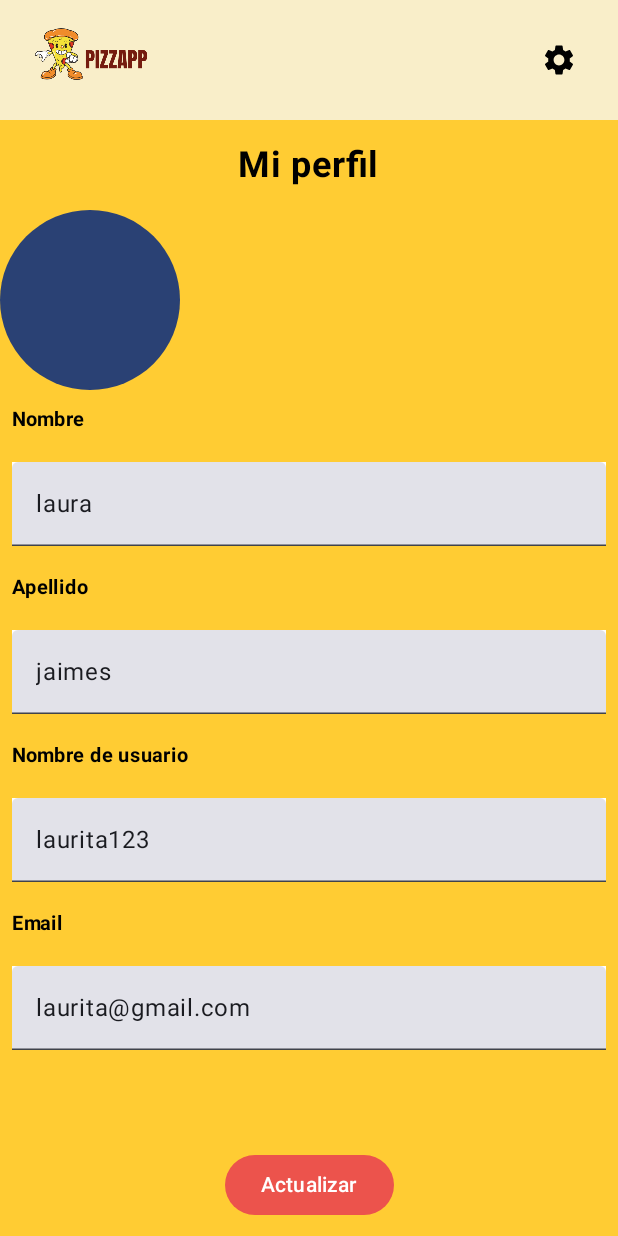
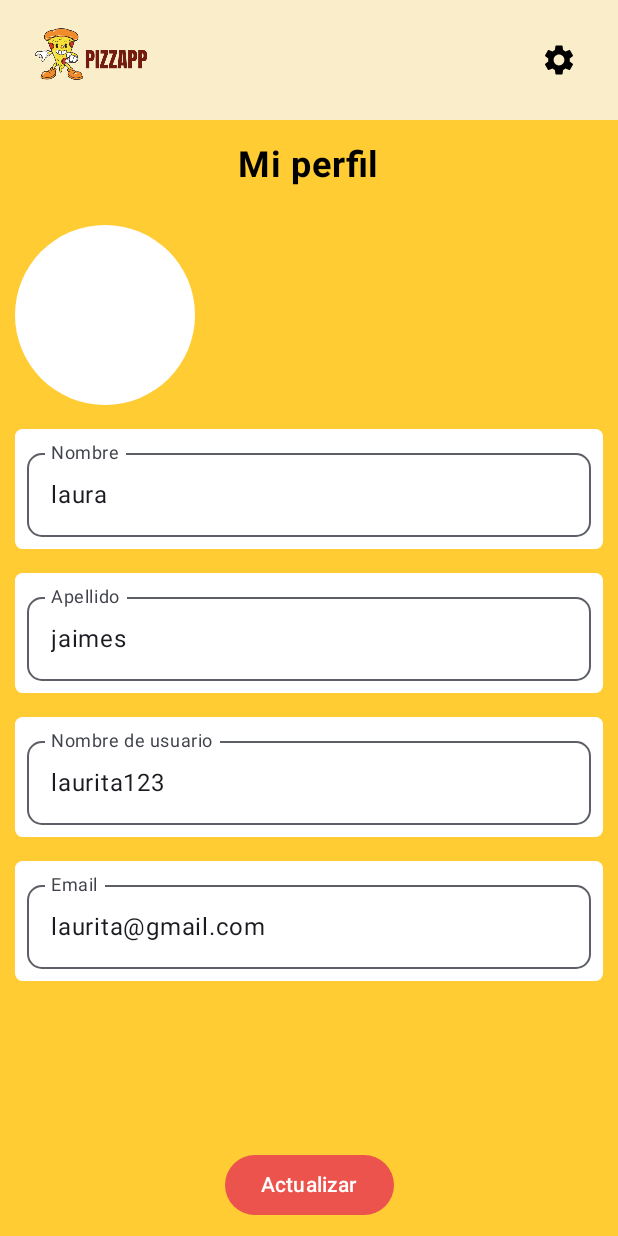
Before and after one commit to mayra-Sanchez/PizzApp, an Android app built with Jetpack Compose: the MyProfileScreen screen opened through its navigation route, on a phone screen of 412 x 824 dp. Run offline under Robolectric (Android 15) with nearby library versions, the phone set to English and light mode, and no system bars; our stand-ins replace Firebase (no records; nobody signed in at launch, a user with empty details on screens opened directly); libraries missing offline, so code that uses them is left out: androidx.camera.core, androidx.camera.view; pictures from the network do not load.

Commit message:
image with galery

```diff
--- a/app/src/main/AndroidManifest.xml
+++ b/app/src/main/AndroidManifest.xml
@@ -7,6 +7,9 @@ xmlns:tools="http://schemas.android.com/tools">
     android:name="android.hardware.camera"
     android:required="false" />
 <uses-permission android:name="android.permission.CAMERA"/>
+    <uses-permission android:name="android.permission.READ_EXTERNAL_STORAGE"/>
+    <uses-permission android:name="android.permission.WRITE_EXTERNAL_STORAGE"/>
+
 <application
     android:allowBackup="true"
     android:dataExtractionRules="@xml/data_extraction_rules"
--- a/app/src/main/java/com/example/pizzapp/Screen/MyProfileScreen.kt
+++ b/app/src/main/java/com/example/pizzapp/Screen/MyProfileScreen.kt
@@ -43,26 +43,37 @@ import com.example.pizzapp.R
 import com.example.pizzapp.decodeJWT
 import com.example.pizzapp.navbar.Navbar
 import android.Manifest
+import android.graphics.Bitmap
+import android.graphics.ImageDecoder
+import android.os.Build
+import android.util.Log
 import android.view.ViewGroup
+import androidx.activity.compose.rememberLauncherForActivityResult
+import androidx.activity.result.contract.ActivityResultContracts
 import androidx.camera.core.ImageCapture
 import androidx.camera.core.ImageCaptureException
 import androidx.camera.core.Preview
 import androidx.camera.view.LifecycleCameraController
 import androidx.camera.view.PreviewView
+import androidx.compose.foundation.layout.Spacer
+import androidx.compose.foundation.layout.height
+import androidx.compose.foundation.shape.RoundedCornerShape
+import androidx.compose.foundation.text.KeyboardOptions
 import androidx.compose.material3.AlertDialog
 import androidx.compose.material3.FloatingActionButton
 import androidx.compose.material3.Scaffold
 import androidx.compose.runtime.LaunchedEffect
 import androidx.compose.ui.platform.LocalLifecycleOwner
+import androidx.compose.ui.text.input.KeyboardType
 import androidx.compose.ui.viewinterop.AndroidView
 import androidx.core.content.ContextCompat
 import androidx.lifecycle.LifecycleOwner
 import com.google.accompanist.permissions.ExperimentalPermissionsApi
 import com.google.accompanist.permissions.rememberPermissionState
 import com.google.accompanist.permissions.isGranted
-import com.google.gson.Gson
 import java.io.File
 import java.util.concurrent.Executor
+
 
 
 @Composable
@@ -70,20 +81,25 @@ fun MyProfileScreen(navController: NavController) {
     var isCameraOpen by remember { mutableStateOf(false) } // Asume que el token JWT es pasado como argumento
     val context = LocalContext.current
 //    val userData = decodeJWT(jwtToken) // Decodifica la información del usuario desde el token JWT
-//
-//    // Variables para almacenar los datos del usuario
+//      Variables para almacenar los datos del usuario
 //    var email by remember { mutableStateOf(userData?.get("email") as? String ?: "") }
 //    var isValidEmail by remember { mutableStateOf(false) }
 //    var nombreUsuario by remember { mutableStateOf(userData?.get("nombreUsuario") as? String ?: "") }
 //    var isValidPassword by remember { mutableStateOf(false) }
 //    var nombre by remember { mutableStateOf(userData?.get("nombre") as? String ?: "") }
 //    var apellido by remember { mutableStateOf(userData?.get("apellido") as? String ?: "") }
-     var email = "laurita@gmail.com"
+    var email = "laurita@gmail.com"
     var nombre = "laura"
     var apellido = "jaimes"
     var nombreUsuario = "laurita123"
 
     var photoUri by remember { mutableStateOf<Uri?>(null) }
+
+    val galleryLauncher = rememberLauncherForActivityResult(
+        contract = ActivityResultContracts.GetContent()
+    ) { uri: Uri? ->
+        uri?.let { photoUri = it }
+    }
 
     Column(
         modifier = Modifier
@@ -109,7 +125,6 @@ fun MyProfileScreen(navController: NavController) {
                         .padding(16.dp)
                         .align(Alignment.CenterHorizontally)
                 )
-
                 LazyColumn(
                     modifier = Modifier
                         .weight(1f) // Esto asigna un peso de 1 a LazyColumn
@@ -123,54 +138,56 @@ fun MyProfileScreen(navController: NavController) {
                         ) {
                             Column(
                                 modifier = Modifier
-                                    .fillMaxWidth()
+                                    .fillMaxWidth().padding(10.dp)
                             ) {
                                 ProfileImage(
                                     imageUri = photoUri,
-                                    onImageSelected = { selectedImageUri ->
-                                        photoUri = selectedImageUri
+                                    onImageSelected = { galleryLauncher.launch("image/*")
                                     },
                                     onCameraSelected = { isCameraOpen = true } // Maneja la selección de cámara
                                 )
-                                Text(
-                                    text = "Nombre",
-                                    fontSize = 13.sp,
-                                    fontWeight = FontWeight.Bold,
-                                    modifier = Modifier
-                                        .align(Alignment.Start)
-                                        .padding(8.dp)
-                                )
-                                ActualizarTexto(nombre, onValueChange = { nombre = it })
-                                Text(
-                                    text = "Apellido",
-                                    fontSize = 13.sp,
-                                    fontWeight = FontWeight.Bold,
-                                    modifier = Modifier
-                                        .align(Alignment.Start)
-                                        .padding(8.dp)
-                                )
-                                ActualizarTexto(apellido, onValueChange = { apellido = it })
-                                Text(
-                                    text = "Nombre de usuario",
-                                    fontSize = 13.sp,
-                                    fontWeight = FontWeight.Bold,
-                                    modifier = Modifier
-                                        .align(Alignment.Start)
-                                        .padding(8.dp)
-                                )
+                                Spacer(modifier = Modifier.height(16.dp))
+//                                Text(
+//                                    text = "Nombre",
+//                                    fontSize = 13.sp,
+//                                    fontWeight = FontWeight.Bold,
+//                                    modifier = Modifier
+//                                        .align(Alignment.Start)
+//                                        .padding(8.dp)
+//                                )
+                                ActualizarTexto(nombre, onValueChange = { nombre = it }, "Nombre")
+                                Spacer(modifier = Modifier.height(16.dp))
+//                                Text(
+//                                    text = "Apellido",
+//                                    fontSize = 13.sp,
+//                                    fontWeight = FontWeight.Bold,
+//                                    modifier = Modifier
+//                                        .align(Alignment.Start)
+//                                        .padding(8.dp)
+//                                )
+                                ActualizarTexto(apellido, onValueChange = { apellido = it }, "Apellido")
+                                Spacer(modifier = Modifier.height(16.dp))
+//                                Text(
+//                                    text = "Nombre de usuario",
+//                                    fontSize = 13.sp,
+//                                    fontWeight = FontWeight.Bold,
+//                                    modifier = Modifier
+//                                        .align(Alignment.Start)
+//                                        .padding(8.dp)
+//                                )
                                 ActualizarTexto(
                                     nombreUsuario,
-                                    onValueChange = { nombreUsuario = it })
-                                Text(
-                                    text = "Email",
-                                    fontSize = 13.sp,
-                                    fontWeight = FontWeight.Bold,
-                                    modifier = Modifier
-                                        .align(Alignment.Start)
-                                        .padding(8.dp)
-                                )
-                                ActualizarTexto(email, onValueChange = { email = it })
-
+                                    onValueChange = { nombreUsuario = it }, "Nombre de usuario")
+                                Spacer(modifier = Modifier.height(16.dp))
+//                                Text(
+//                                    text = "Email",
+//                                    fontSize = 13.sp,
+//                                    fontWeight = FontWeight.Bold,
+//                                    modifier = Modifier
+//                                        .align(Alignment.Start)
+//                                        .padding(8.dp)
+//                                )
+                                ActualizarTexto(email, onValueChange = { email = it }, "Email")
 
                             }
                         }
@@ -188,63 +205,63 @@ fun MyProfileScreen(navController: NavController) {
         }
     }
     if (isCameraOpen) {
-        HomeCamera()
+        HomeCamera(navController = navController)
     }
 }
 
 @Composable
 fun ProfileImage(
     imageUri: Uri?,
-    onImageSelected: (Uri) -> Unit,
-    onCameraSelected: () -> Unit // Agrega un callback para manejar la selección de cámara
+    onImageSelected: () -> Unit,
+    onCameraSelected: () -> Unit
 ) {
     var showDialog by remember { mutableStateOf(false) }
 
     val onImageOptionSelected: (ImageOption) -> Unit = { imageOption ->
         when (imageOption) {
             ImageOption.Camera -> {
-                // Al seleccionar la cámara, llama al callback para abrir la cámara en MyProfileScreen
                 onCameraSelected()
                 showDialog = false
             }
             ImageOption.Gallery -> {
-                // Lógica para abrir la galería y seleccionar una imagen
-                // ...
-                // val selectedImageUri = Obtener la URI de la imagen seleccionada desde la galería
-                // onImageSelected(selectedImageUri)
+                onImageSelected()
                 showDialog = false
             }
         }
         showDialog = false
     }
-
-    Box(
-        modifier = Modifier
-            .size(120.dp)
-            .clip(CircleShape)
-            .background(MaterialTheme.colorScheme.primary)
-            .clickable {
-                showDialog = true
-            }
-    ) {
-        if (showDialog) {
+    Box(modifier = Modifier
+        .size(120.dp)
+        .clip(CircleShape)
+        .background(Color(255,255,255))
+        .clickable { showDialog = true },
+        contentAlignment = Alignment.Center
+    ){
+        imageUri?.let {
+            androidx.compose.foundation.Image(
+                painter = rememberImagePainter(it),
+                contentDescription = "Imagen de perfil",
+                modifier = Modifier
+                    .size(120.dp)
+                    .clip(CircleShape))
+        }
+        if(showDialog){
             ImageSelectionDialog(onImageOptionSelected)
         }
     }
 }
-// Enum para representar las opciones de imagen (cámara o galería)
+
 enum class ImageOption {
     Camera,
     Gallery
 }
 
-// Diálogo para seleccionar entre cámara o galería
 @Composable
 fun ImageSelectionDialog(
-    onImageOptionSelected: (ImageOption) -> Unit
+    onImageOptionSelected: (ImageOption) -> Unit,
 ) {
     AlertDialog(
-        onDismissRequest = { /* No hacer nada al cerrar el diálogo */ },
+        onDismissRequest = { },
         title = { Text(text = "Seleccionar imagen") },
         text = {
             Column {
@@ -273,26 +290,33 @@ fun ImageSelectionDialog(
         dismissButton = {}
     )
 }
+
+//TODO LO DE CAMARA ---------------------------------------------------------------------------------------
 @OptIn(ExperimentalPermissionsApi::class, ExperimentalMaterial3Api::class)
 @Composable
-fun HomeCamera() {
+fun HomeCamera(navController: NavController) {
     val permissionState = rememberPermissionState(permission = Manifest.permission.CAMERA)
-
     val context = LocalContext.current
     val cameraController = remember {
         LifecycleCameraController(context)
     }
     val lifecycle = LocalLifecycleOwner.current
-
     LaunchedEffect(Unit) {
         permissionState.launchPermissionRequest()
     }
     Scaffold(modifier = Modifier.fillMaxSize(), floatingActionButton = {
         FloatingActionButton(onClick = {
             val executor = ContextCompat.getMainExecutor(context)
-            takePicture(cameraController, executor, context)
+            takePicture(
+                cameraController,
+                executor,
+                context,
+                navController,
+                updateProfileImage = { uri ->
+                    updateProfileImageAndNavigate(uri, navController)
+                })
         }) {
-            Text(text = "Camara!")
+            Text(text = "Tomar foto")
         }
     }) {
         if (permissionState.status.isGranted) {
@@ -302,11 +326,17 @@ fun HomeCamera() {
         }
     }
 }
+fun updateProfileImageAndNavigate(uri: Uri, navController: NavController) {
+    Log.d("CameraDEMO", "updateProfileImageAndNavigate: uri = $uri")
+    navController.navigate("mi_perfil")
+}
 
 private fun takePicture(
     cameraController: LifecycleCameraController,
     executor: Executor,
-    context: Context
+    context: Context,
+    navController: NavController,
+    updateProfileImage: (Uri) -> Unit
 ) {
     val outputDirectory = File(context.filesDir, "imagenes_tomadas") // Directorio para guardar las imágenes
     outputDirectory.mkdirs() // Crea el directorio si no existe
@@ -320,13 +350,16 @@ private fun takePicture(
         executor,
         object : ImageCapture.OnImageSavedCallback {
             override fun onImageSaved(outputFileResults: ImageCapture.OutputFileResults) {
-                println(outputFileResults.savedUri)
-                Toast.makeText(context, "Imagen guardada", Toast.LENGTH_LONG).show()
+                outputFileResults.savedUri?.let { uri ->
+                    Log.d("CameraDemo", "Imagen guardada: uri = $uri")
+                    Toast.makeText(context, "Imagen guardada", Toast.LENGTH_LONG).show()
+                    updateProfileImage(uri)
+                }
             }
-
             override fun onError(exception: ImageCaptureException) {
-                println("Error al guardar la imagen: ${exception.message}")
-                Toast.makeText(context, "Error al guardar la imagen", Toast.LENGTH_LONG).show()
+                // Manejar el error
+                val msg = "Error al guardar la imagen: ${exception.message}"
+                Toast.makeText(context, msg, Toast.LENGTH_LONG).show()
             }
         }
     )
@@ -350,8 +383,7 @@ fun CamaraComposable(
 
         previewView })
 }
-
-
+//-----------------------------------------------------------------------------------------------------------------------------------
 @Composable
 fun ButtonUpdate(
     context: Context,
@@ -361,7 +393,6 @@ fun ButtonUpdate(
     nombreUsuario: String,
     navController: NavController
 ){
-
     Row(
         Modifier
             .fillMaxWidth()
@@ -380,18 +411,24 @@ fun ButtonUpdate(
     }
 }
 
+
 @OptIn(ExperimentalMaterial3Api::class)
 @Composable
 fun ActualizarTexto(
     value: String,
-    onValueChange: (String) -> Unit
+    onValueChange: (String) -> Unit,
+    label: String
 ) {
-    TextField(
+    OutlinedTextField(
         value = value,
         onValueChange = onValueChange,
+        shape = RoundedCornerShape(10.dp),
+        keyboardOptions = KeyboardOptions(keyboardType = KeyboardType.Text),
+        label = { Text(label) },
+        singleLine = true,
+        maxLines = 1,
         modifier = Modifier
-            .fillMaxWidth()
+            .fillMaxWidth().background(Color.White, RoundedCornerShape(5.dp))
             .padding(8.dp)
-            .background(Color.White) // Añade este modificador
     )
 }
--- a/app/src/main/java/com/example/pizzapp/Screen/ResetPassword.kt
+++ b/app/src/main/java/com/example/pizzapp/Screen/ResetPassword.kt
@@ -140,14 +140,13 @@ fun NewPassword(
     passwordVisible: Boolean,
     passwordVisibleChange: () -> Unit,
     isValidPassword: Boolean
-
 ){
     Row(
         Modifier
             .fillMaxWidth()
             .padding(5.dp),
         horizontalArrangement = Arrangement.Center
-    ) {
+    ){
         OutlinedTextField(
             visualTransformation = if(passwordVisible) {
                 VisualTransformation.None
```
